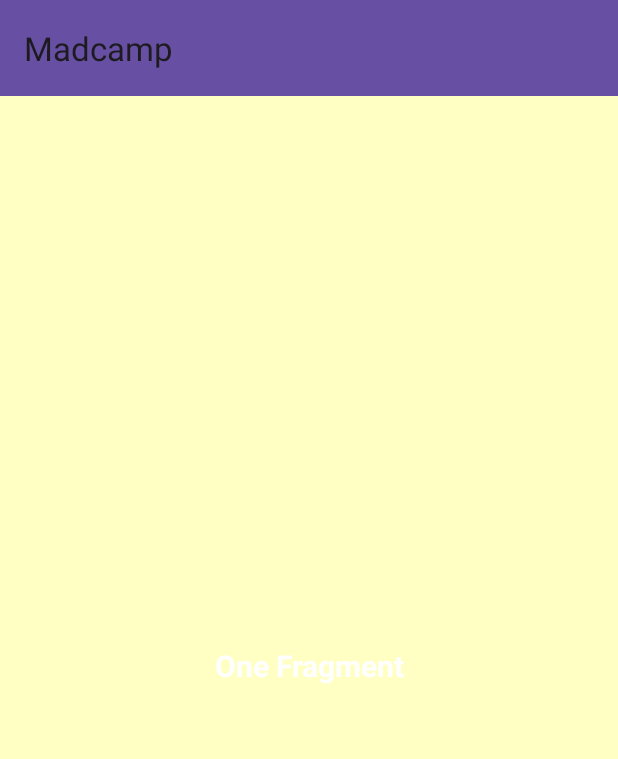
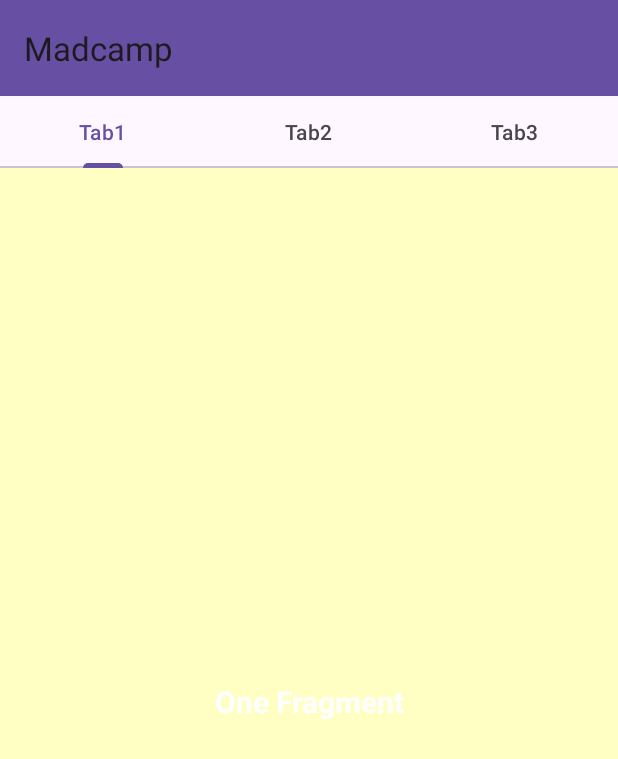
Before and after one commit to Rudals00/Madcamp_week1, an Android app: the screen it shows after launch (MainActivity), on a phone screen of 412 x 824 dp. Shown: the top 759 px of the screen. Run offline under Robolectric (Android 15) with nearby library versions, the phone set to English and light mode, and no system bars.

Commit message:
add tab feature

```diff
--- a/app/src/main/java/com/example/madcamp/MainActivity.kt
+++ b/app/src/main/java/com/example/madcamp/MainActivity.kt
@@ -6,6 +6,8 @@ import androidx.fragment.app.Fragment
 import androidx.fragment.app.FragmentActivity
 import androidx.viewpager2.adapter.FragmentStateAdapter
 import com.example.madcamp.databinding.ActivityMainBinding
+import com.google.android.material.tabs.TabLayout
+import com.google.android.material.tabs.TabLayoutMediator
 
 class MainActivity : AppCompatActivity() {
     // 뷰 페이저 어댑터
@@ -20,6 +22,12 @@ class MainActivity : AppCompatActivity() {
         val binding = ActivityMainBinding.inflate(layoutInflater)
         setContentView(binding.root)
 
+        binding.viewpager.adapter = MyFragmentPagerAdapter(this)
+
+        TabLayoutMediator(binding.tabs,binding.viewpager){
+                tab, position-> tab.text = "Tab${(position+1)}"
+        }.attach()
+
         // 툴바 적용
         setSupportActionBar(binding.toolbar)
         binding.viewpager.adapter = MyFragmentPagerAdapter(this)
--- a/app/src/main/res/layout/activity_main.xml
+++ b/app/src/main/res/layout/activity_main.xml
@@ -14,6 +14,11 @@
             android:layout_width="match_parent"
             android:layout_height="wrap_content"
             android:background="?attr/colorPrimary"/>
+        <com.google.android.material.tabs.TabLayout
+            android:id="@+id/tabs"
+            android:layout_width="match_parent"
+            android:layout_height="wrap_content">
+        </com.google.android.material.tabs.TabLayout>
         <androidx.viewpager2.widget.ViewPager2
             android:id="@+id/viewpager"
             android:layout_width="match_parent"
```
